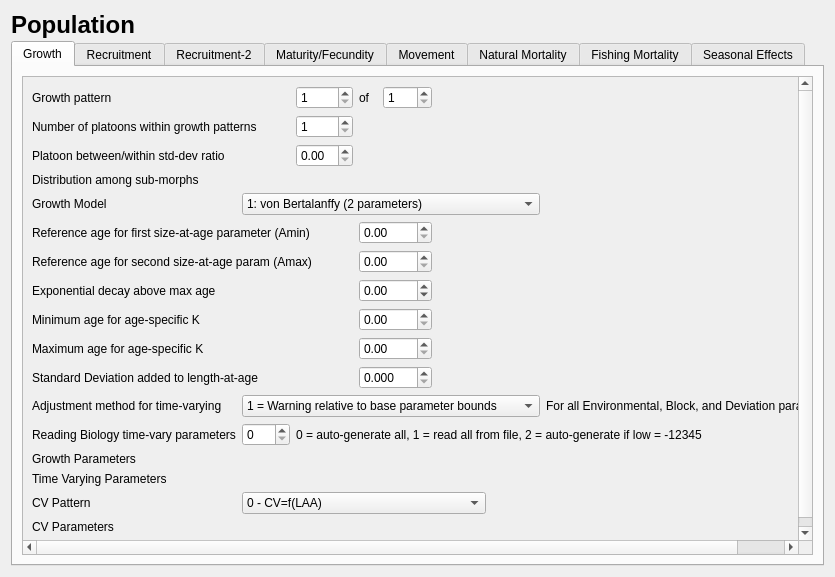
First picture: the form in src/population_widget.ui, repository nmfs-ost/ss3-ssi, before the edit.
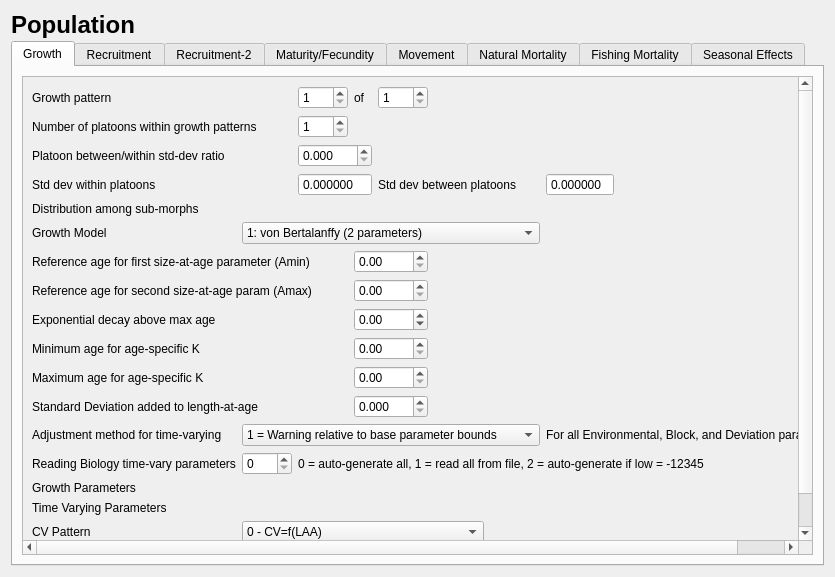
Second picture: the form after the edit. The open tabs and pages were chosen to show the change. Icons and pictures are not drawn.

Commit message:
3.3.01.12 Corrected order of Q Params read/write
changed timevaryread to int from bool
added Feature to recruitment (future feature)
Separate functions to read time-varying parameters

```diff
--- a/src/population_widget.ui
+++ b/src/population_widget.ui
@@ -83,87 +83,24 @@
            <rect>
             <x>0</x>
             <y>0</y>
-            <width>885</width>
-            <height>517</height>
+            <width>894</width>
+            <height>546</height>
            </rect>
           </property>
           <layout class="QVBoxLayout" name="verticalLayout_7">
            <item>
             <layout class="QGridLayout" name="gridLayout_growth">
-             <item row="2" column="0">
-              <widget class="QLabel" name="label_growth_submorph_ratio">
-               <property name="text">
-                <string>Platoon between/within std-dev ratio </string>
+             <item row="13" column="1">
+              <widget class="QSpinBox" name="spinBox_bio_time_vary_read">
+               <property name="maximum">
+                <number>2</number>
                </property>
               </widget>
              </item>
-             <item row="19" column="7">
-              <spacer name="horizontalSpacer_7">
-               <property name="orientation">
-                <enum>Qt::Horizontal</enum>
-               </property>
-               <property name="sizeHint" stdset="0">
-                <size>
-                 <width>40</width>
-                 <height>20</height>
-                </size>
-               </property>
-              </spacer>
-             </item>
-             <item row="19" column="8">
-              <spacer name="horizontalSpacer_growth">
-               <property name="orientation">
-                <enum>Qt::Horizontal</enum>
-               </property>
-               <property name="sizeHint" stdset="0">
-                <size>
-                 <width>40</width>
-                 <height>20</height>
-                </size>
-               </property>
-              </spacer>
-             </item>
-             <item row="9" column="0" colspan="3">
-              <widget class="QLabel" name="label_growth_age_spec_max">
-               <property name="text">
-                <string>Maximum age for age-specific K</string>
-               </property>
-              </widget>
-             </item>
-             <item row="16" column="0" colspan="2">
-              <widget class="QLabel" name="label_growth_time_vary_params">
-               <property name="text">
-                <string>Time Varying Parameters</string>
-               </property>
-              </widget>
-             </item>
-             <item row="20" column="0" colspan="9">
-              <layout class="QVBoxLayout" name="verticalLayout_cv_parameters"/>
-             </item>
-             <item row="13" column="0">
-              <widget class="QLabel" name="label_growth_parameters">
-               <property name="text">
-                <string>Growth Parameters</string>
-               </property>
-               <property name="alignment">
-                <set>Qt::AlignLeading|Qt::AlignLeft|Qt::AlignTop</set>
-               </property>
-              </widget>
-             </item>
-             <item row="19" column="0">
-              <widget class="QLabel" name="label_cv_parameters">
-               <property name="text">
-                <string>CV Parameters</string>
-               </property>
-               <property name="alignment">
-                <set>Qt::AlignLeading|Qt::AlignLeft|Qt::AlignTop</set>
-               </property>
-              </widget>
-             </item>
-             <item row="14" column="0" colspan="9">
+             <item row="15" column="0" colspan="9">
               <layout class="QVBoxLayout" name="verticalLayout_growth_params"/>
              </item>
-             <item row="7" column="0" colspan="3">
+             <item row="8" column="0" colspan="3">
               <widget class="QLabel" name="label_exp_decay">
                <property name="text">
                 <string>Exponential decay above max age</string>
@@ -186,28 +123,28 @@
                </property>
               </widget>
              </item>
-             <item row="3" column="0">
+             <item row="4" column="0">
               <widget class="QLabel" name="label_growth_submorph_dist">
                <property name="text">
                 <string>Distribution among sub-morphs </string>
                </property>
               </widget>
              </item>
-             <item row="4" column="0">
+             <item row="5" column="0">
               <widget class="QLabel" name="label_growth_model">
                <property name="text">
                 <string>Growth Model</string>
                </property>
               </widget>
              </item>
-             <item row="10" column="0" colspan="3">
+             <item row="11" column="0" colspan="3">
               <widget class="QLabel" name="label_growth_sd_add">
                <property name="text">
                 <string>Standard Deviation added to length-at-age</string>
                </property>
               </widget>
              </item>
-             <item row="8" column="0" colspan="3">
+             <item row="9" column="0" colspan="3">
               <widget class="QLabel" name="label_growth_age_spec_min">
                <property name="text">
                 <string>Minimum age for age-specific K</string>
@@ -224,7 +161,7 @@
                </property>
               </widget>
              </item>
-             <item row="4" column="1" colspan="6">
+             <item row="5" column="1" colspan="6">
               <widget class="QComboBox" name="comboBox_growth_model">
                <item>
                 <property name="text">
@@ -243,7 +180,7 @@
                </item>
               </widget>
              </item>
-             <item row="10" column="3" colspan="2">
+             <item row="11" column="3" colspan="2">
               <widget class="QDoubleSpinBox" name="doubleSpinBox_growth_sd_add">
                <property name="decimals">
                 <number>3</number>
@@ -256,20 +193,20 @@
                </property>
               </widget>
              </item>
-             <item row="9" column="3" colspan="2">
+             <item row="10" column="3" colspan="2">
               <widget class="QDoubleSpinBox" name="doubleSpinBox_growth_age_spec_max"/>
              </item>
-             <item row="8" column="3" colspan="2">
+             <item row="9" column="3" colspan="2">
               <widget class="QDoubleSpinBox" name="doubleSpinBox_growth_age_spec_min"/>
              </item>
-             <item row="7" column="3" colspan="2">
+             <item row="8" column="3" colspan="2">
               <widget class="QDoubleSpinBox" name="doubleSpinBox_exp_decay">
                <property name="minimum">
                 <double>-999.000000000000000</double>
                </property>
               </widget>
              </item>
-             <item row="6" column="3" colspan="2">
+             <item row="7" column="3" colspan="2">
               <widget class="QDoubleSpinBox" name="doubleSpinBox_growth_age_Amax">
                <property name="minimum">
                 <double>0.000000000000000</double>
@@ -319,41 +256,38 @@
                </property>
               </widget>
              </item>
-             <item row="3" column="1" colspan="6">
+             <item row="4" column="1" colspan="6">
               <layout class="QHBoxLayout" name="horizontalLayout_growth_submorph_dist"/>
              </item>
-             <item row="2" column="2">
-              <widget class="QDoubleSpinBox" name="doubleSpinBox_growth_morph_ratio"/>
-             </item>
-             <item row="5" column="3" colspan="2">
+             <item row="6" column="3" colspan="2">
               <widget class="QDoubleSpinBox" name="doubleSpinBox_growth_age_Amin">
                <property name="maximum">
                 <double>999.000000000000000</double>
                </property>
               </widget>
              </item>
-             <item row="5" column="0" colspan="3">
+             <item row="6" column="0" colspan="3">
               <widget class="QLabel" name="label_growth_first_saa_age">
                <property name="text">
                 <string>Reference age for first size-at-age parameter (Amin)</string>
                </property>
               </widget>
              </item>
-             <item row="6" column="0" colspan="3">
+             <item row="7" column="0" colspan="3">
               <widget class="QLabel" name="label_growth_secnd_saa_age">
                <property name="text">
                 <string>Reference age for second size-at-age param (Amax)</string>
                </property>
               </widget>
              </item>
-             <item row="18" column="0">
+             <item row="19" column="0">
               <widget class="QLabel" name="label_growth_cv_pattern">
                <property name="text">
                 <string>CV Pattern</string>
                </property>
               </widget>
              </item>
-             <item row="18" column="1" colspan="5">
+             <item row="19" column="1" colspan="5">
               <widget class="QComboBox" name="comboBox_growth_cv_pattern">
                <item>
                 <property name="text">
@@ -382,7 +316,7 @@
                </item>
               </widget>
              </item>
-             <item row="11" column="0">
+             <item row="12" column="0">
               <widget class="QLabel" name="label_growth_time_vary">
                <property name="text">
                 <string>Adjustment method for time-varying</string>
@@ -392,14 +326,14 @@
              <item row="17" column="0" colspan="8">
               <layout class="QVBoxLayout" name="verticalLayout_growth_time_vary_params"/>
              </item>
-             <item row="11" column="7" colspan="2">
+             <item row="12" column="7" colspan="2">
               <widget class="QLabel" name="label_growth_time_vary_info">
                <property name="text">
                 <string>For all Environmental, Block, and Deviation parameters</string>
                </property>
               </widget>
              </item>
-             <item row="11" column="1" colspan="6">
+             <item row="12" column="1" colspan="6">
               <widget class="QComboBox" name="comboBox_growth_time_vary">
                <item>
                 <property name="text">
@@ -413,24 +347,121 @@
                </item>
               </widget>
              </item>
-             <item row="12" column="2" colspan="7">
+             <item row="13" column="2" colspan="7">
               <widget class="QLabel" name="label_bio_time_vary_read_info">
                <property name="text">
                 <string>0 = auto-generate all, 1 = read all from file, 2 = auto-generate if low = -12345</string>
                </property>
               </widget>
              </item>
-             <item row="12" column="0">
+             <item row="13" column="0">
               <widget class="QLabel" name="label_bio_time_vary_read">
                <property name="text">
                 <string>Reading Biology time-vary parameters</string>
                </property>
               </widget>
              </item>
-             <item row="12" column="1">
-              <widget class="QSpinBox" name="spinBox_bio_time_vary_read">
-               <property name="maximum">
-                <number>2</number>
+             <item row="17" column="0" colspan="2">
+              <widget class="QLabel" name="label_growth_time_vary_params">
+               <property name="text">
+                <string>Time Varying Parameters</string>
+               </property>
+              </widget>
+             </item>
+             <item row="21" column="0" colspan="9">
+              <layout class="QVBoxLayout" name="verticalLayout_cv_parameters"/>
+             </item>
+             <item row="2" column="0">
+              <widget class="QLabel" name="label_growth_submorph_ratio">
+               <property name="text">
+                <string>Platoon between/within std-dev ratio </string>
+               </property>
+              </widget>
+             </item>
+             <item row="20" column="8">
+              <spacer name="horizontalSpacer_growth">
+               <property name="orientation">
+                <enum>Qt::Horizontal</enum>
+               </property>
+               <property name="sizeHint" stdset="0">
+                <size>
+                 <width>40</width>
+                 <height>20</height>
+                </size>
+               </property>
+              </spacer>
+             </item>
+             <item row="10" column="0" colspan="3">
+              <widget class="QLabel" name="label_growth_age_spec_max">
+               <property name="text">
+                <string>Maximum age for age-specific K</string>
+               </property>
+              </widget>
+             </item>
+             <item row="14" column="0">
+              <widget class="QLabel" name="label_growth_parameters">
+               <property name="text">
+                <string>Growth Parameters</string>
+               </property>
+               <property name="alignment">
+                <set>Qt::AlignLeading|Qt::AlignLeft|Qt::AlignTop</set>
+               </property>
+              </widget>
+             </item>
+             <item row="20" column="0">
+              <widget class="QLabel" name="label_cv_parameters">
+               <property name="text">
+                <string>CV Parameters</string>
+               </property>
+               <property name="alignment">
+                <set>Qt::AlignLeading|Qt::AlignLeft|Qt::AlignTop</set>
+               </property>
+              </widget>
+             </item>
+             <item row="3" column="0">
+              <widget class="QLabel" name="label_growth_morph_within">
+               <property name="text">
+                <string>Std dev within platoons</string>
+               </property>
+              </widget>
+             </item>
+             <item row="3" column="4" colspan="3">
+              <widget class="QLabel" name="label_growth_morph_between">
+               <property name="text">
+                <string>Std dev between platoons</string>
+               </property>
+              </widget>
+             </item>
+             <item row="3" column="7">
+              <widget class="QDoubleSpinBox" name="doubleSpinBox_growth_morph_between">
+               <property name="readOnly">
+                <bool>true</bool>
+               </property>
+               <property name="buttonSymbols">
+                <enum>QAbstractSpinBox::NoButtons</enum>
+               </property>
+               <property name="decimals">
+                <number>6</number>
+               </property>
+              </widget>
+             </item>
+             <item row="3" column="2" colspan="2">
+              <widget class="QDoubleSpinBox" name="doubleSpinBox_growth_morph_within">
+               <property name="readOnly">
+                <bool>true</bool>
+               </property>
+               <property name="buttonSymbols">
+                <enum>QAbstractSpinBox::NoButtons</enum>
+               </property>
+               <property name="decimals">
+                <number>6</number>
+               </property>
+              </widget>
+             </item>
+             <item row="2" column="2" colspan="2">
+              <widget class="QDoubleSpinBox" name="doubleSpinBox_growth_morph_ratio">
+               <property name="decimals">
+                <number>3</number>
                </property>
               </widget>
              </item>
```
Left out of the diff: 4 changed lines with no effect on the pictures. The commit also changes 8 other files.
